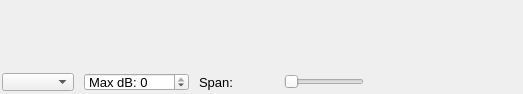
Above: application/spectrumwidget.ui from oldscienceguy/PebbleSDR before the change. Below: the same form after it.
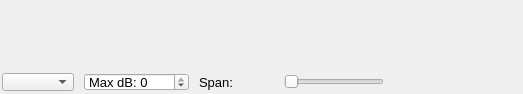
That is the form after the change.

Commit message: Zoom slider slightly bigger

```diff
--- a/application/spectrumwidget.ui
+++ b/application/spectrumwidget.ui
@@ -295,7 +295,7 @@
           <widget class="QSlider" name="zoomSlider">
            <property name="minimumSize">
             <size>
-             <width>80</width>
+             <width>100</width>
              <height>0</height>
             </size>
            </property>
```
